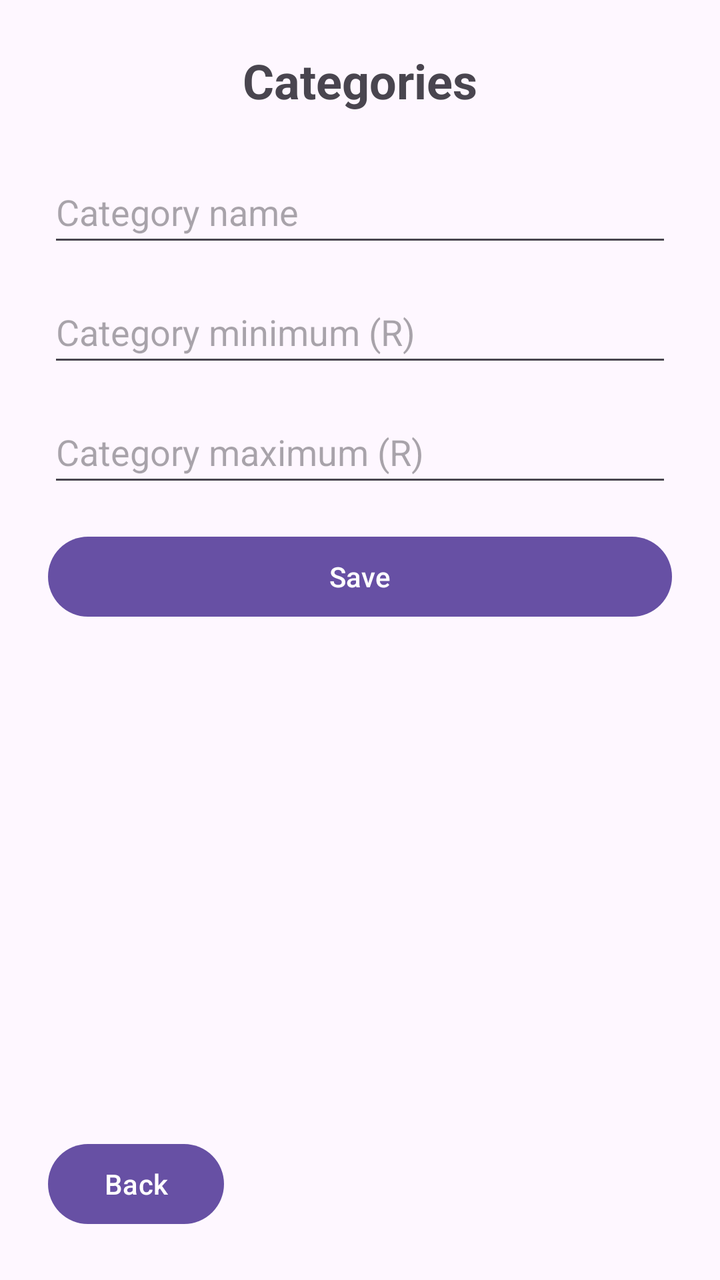
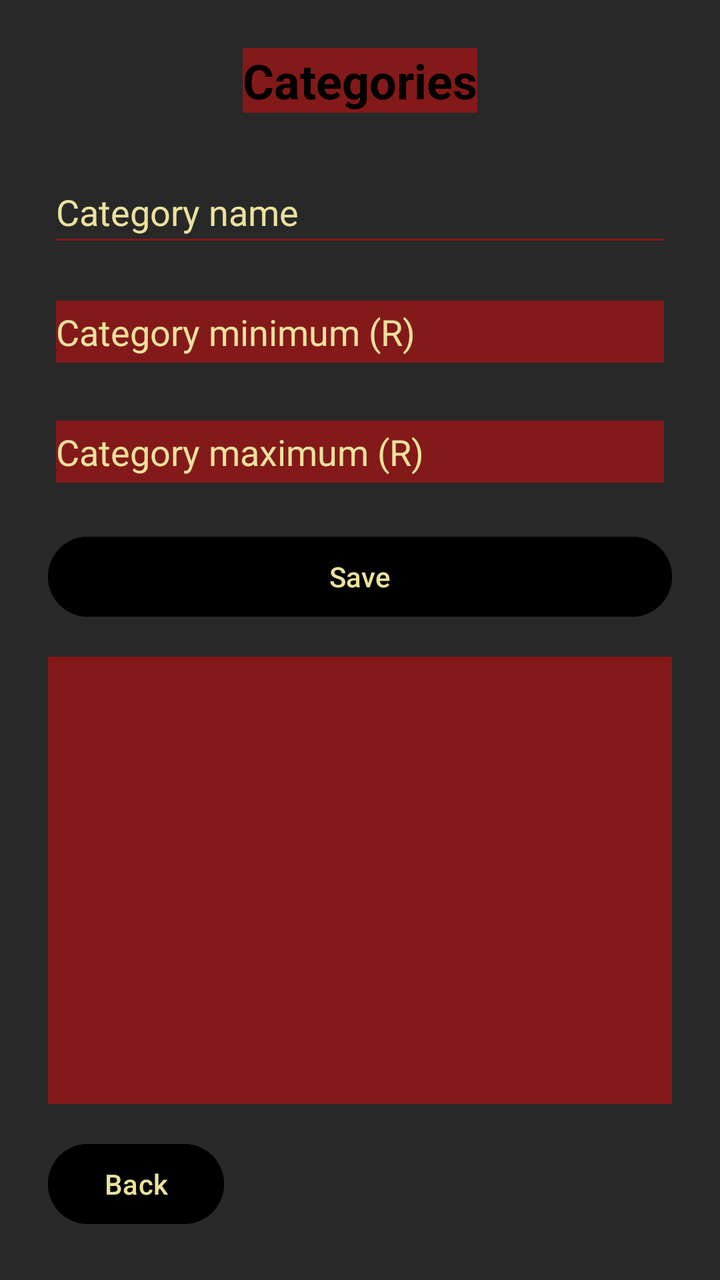

An Android layout rendered at two revisions. The XML below is the earlier revision; the diff shows what the commit changed to produce the second picture.
<!-- AndroidManifest.xml: application theme Theme.OPSC7311Introduction -->
<!-- res/layout/activity_categories.xml -->
<?xml version="1.0" encoding="utf-8"?>
<androidx.constraintlayout.widget.ConstraintLayout xmlns:android="http://schemas.android.com/apk/res/android"
    xmlns:app="http://schemas.android.com/apk/res-auto"
    xmlns:tools="http://schemas.android.com/tools"
    android:layout_width="match_parent"
    android:layout_height="match_parent"
    android:padding="24dp"
    tools:context=".Categories">

    <TextView
        android:id="@+id/tvCategoriesTitle"
        android:layout_width="wrap_content"
        android:layout_height="wrap_content"
        android:text="Categories"
        android:textSize="24sp"
        android:textStyle="bold"
        app:layout_constraintEnd_toEndOf="parent"
        app:layout_constraintStart_toStartOf="parent"
        app:layout_constraintTop_toTopOf="parent" />

    <EditText
        android:id="@+id/etCategory"
        android:layout_width="0dp"
        android:layout_height="wrap_content"
        android:layout_marginTop="24dp"
        android:hint="Category name"
        android:inputType="text"
        android:minHeight="48dp"
        app:layout_constraintEnd_toEndOf="parent"
        app:layout_constraintStart_toStartOf="parent"
        app:layout_constraintTop_toBottomOf="@id/tvCategoriesTitle" />

    <EditText
        android:id="@+id/etMin"
        android:layout_width="0dp"
        android:layout_height="wrap_content"
        android:layout_marginTop="12dp"
        android:hint="Category minimum (R)"
        android:inputType="numberDecimal"
        android:minHeight="48dp"
        app:layout_constraintEnd_toEndOf="parent"
        app:layout_constraintStart_toStartOf="parent"
        app:layout_constraintTop_toBottomOf="@id/etCategory" />

    <EditText
        android:id="@+id/etMax"
        android:layout_width="0dp"
        android:layout_height="wrap_content"
        android:layout_marginTop="12dp"
        android:hint="Category maximum (R)"
        android:inputType="numberDecimal"
        android:minHeight="48dp"
        app:layout_constraintEnd_toEndOf="parent"
        app:layout_constraintStart_toStartOf="parent"
        app:layout_constraintTop_toBottomOf="@id/etMin" />

    <Button
        android:id="@+id/btnSave"
        android:layout_width="0dp"
        android:layout_height="wrap_content"
        android:layout_marginTop="16dp"
        android:text="Save"
        app:layout_constraintEnd_toEndOf="parent"
        app:layout_constraintStart_toStartOf="parent"
        app:layout_constraintTop_toBottomOf="@id/etMax" />

    <ListView
        android:id="@+id/lvCategories"
        android:layout_width="0dp"
        android:layout_height="0dp"
        android:layout_marginTop="16dp"
        android:layout_marginBottom="16dp"
        app:layout_constraintBottom_toTopOf="@id/btnBack"
        app:layout_constraintEnd_toEndOf="parent"
        app:layout_constraintStart_toStartOf="parent"
        app:layout_constraintTop_toBottomOf="@id/btnSave" />

    <Button
        android:id="@+id/btnBack"
        android:layout_width="wrap_content"
        android:layout_height="wrap_content"
        android:text="Back"
        app:layout_constraintBottom_toBottomOf="parent"
        app:layout_constraintStart_toStartOf="parent" />

</androidx.constraintlayout.widget.ConstraintLayout>
<!-- resources referenced by this layout -->
<resources>
  <style name="Theme.OPSC7311Introduction" parent="Base.Theme.OPSC7311Introduction" />
  <style name="Base.Theme.OPSC7311Introduction" parent="Theme.Material3.DayNight.NoActionBar">
          
          
      </style>
</resources>

<!-- the commit's change to res/layout/activity_categories.xml (unified diff, before → after) -->
@@ -4,6 +4,8 @@
     xmlns:tools="http://schemas.android.com/tools"
     android:layout_width="match_parent"
     android:layout_height="match_parent"
+    android:background="#282828"
+    android:backgroundTint="#282828"
     android:padding="24dp"
     tools:context=".Categories">
 
@@ -11,7 +13,9 @@
         android:id="@+id/tvCategoriesTitle"
         android:layout_width="wrap_content"
         android:layout_height="wrap_content"
+        android:background="#841919"
         android:text="Categories"
+        android:textColor="#000000"
         android:textSize="24sp"
         android:textStyle="bold"
         app:layout_constraintEnd_toEndOf="parent"
@@ -23,9 +27,12 @@
         android:layout_width="0dp"
         android:layout_height="wrap_content"
         android:layout_marginTop="24dp"
+        android:backgroundTint="#841919"
         android:hint="Category name"
         android:inputType="text"
         android:minHeight="48dp"
+        android:textColor="#841919"
+        android:textColorHint="#EBE19D"
         app:layout_constraintEnd_toEndOf="parent"
         app:layout_constraintStart_toStartOf="parent"
         app:layout_constraintTop_toBottomOf="@id/tvCategoriesTitle" />
@@ -35,9 +42,13 @@
         android:layout_width="0dp"
         android:layout_height="wrap_content"
         android:layout_marginTop="12dp"
+        android:backgroundTint="#841919"
+        android:backgroundTintMode="screen"
         android:hint="Category minimum (R)"
         android:inputType="numberDecimal"
         android:minHeight="48dp"
+        android:textColor="#000000"
+        android:textColorHint="#EBE19D"
         app:layout_constraintEnd_toEndOf="parent"
         app:layout_constraintStart_toStartOf="parent"
         app:layout_constraintTop_toBottomOf="@id/etCategory" />
@@ -47,9 +58,13 @@
         android:layout_width="0dp"
         android:layout_height="wrap_content"
         android:layout_marginTop="12dp"
+        android:backgroundTint="#841919"
+        android:backgroundTintMode="screen"
         android:hint="Category maximum (R)"
         android:inputType="numberDecimal"
         android:minHeight="48dp"
+        android:textColor="#000000"
+        android:textColorHint="#EBE19D"
         app:layout_constraintEnd_toEndOf="parent"
         app:layout_constraintStart_toStartOf="parent"
         app:layout_constraintTop_toBottomOf="@id/etMin" />
@@ -59,7 +74,9 @@
         android:layout_width="0dp"
         android:layout_height="wrap_content"
         android:layout_marginTop="16dp"
+        android:backgroundTint="#000000"
         android:text="Save"
+        android:textColor="#EBE19D"
         app:layout_constraintEnd_toEndOf="parent"
         app:layout_constraintStart_toStartOf="parent"
         app:layout_constraintTop_toBottomOf="@id/etMax" />
@@ -70,6 +87,8 @@
         android:layout_height="0dp"
         android:layout_marginTop="16dp"
         android:layout_marginBottom="16dp"
+        android:background="#841919"
+        android:backgroundTint="#841919"
         app:layout_constraintBottom_toTopOf="@id/btnBack"
         app:layout_constraintEnd_toEndOf="parent"
         app:layout_constraintStart_toStartOf="parent"
@@ -79,7 +98,9 @@
         android:id="@+id/btnBack"
         android:layout_width="wrap_content"
         android:layout_height="wrap_content"
+        android:backgroundTint="#000000"
         android:text="Back"
+        android:textColor="#EBE19D"
         app:layout_constraintBottom_toBottomOf="parent"
         app:layout_constraintStart_toStartOf="parent" />
 
